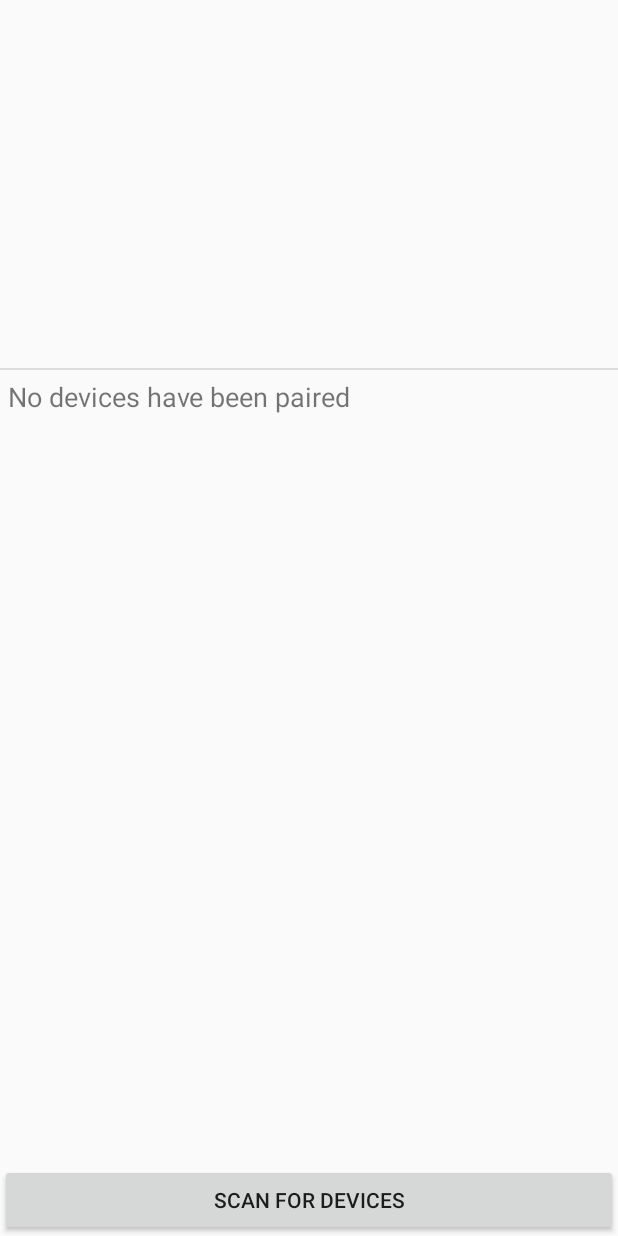
After one commit to jeyesse/CalorieBox, an Android app: the DeviceListActivity screen opened directly, with no data from a screen before it, on a phone screen of 412 x 824 dp. The commit adds this screen. Run offline under Robolectric (Android 15) with nearby library versions, the phone set to English and light mode, and no system bars.

Commit message:
v0.2.2 1707142038 정민 블루투스 1차 완료 테스트 필요

```diff
--- a/app/src/main/AndroidManifest.xml
+++ b/app/src/main/AndroidManifest.xml
@@ -20,7 +20,8 @@
             </intent-filter>
         </activity>
         <activity android:name=".PaceCounters_M" />
-        <activity android:name=".BluetoothConnect_M"></activity>
+        <activity android:name=".BluetoothConnect_M"/>
+        <activity android:name=".DeviceListActivity"/>
     </application>
 
 </manifest>
--- /dev/null
+++ b/app/src/main/java/com/iot/caloriebox/DeviceListActivity.java
@@ -0,0 +1,197 @@
+package com.iot.caloriebox;
+
+import android.app.Activity;
+import android.bluetooth.BluetoothAdapter;
+import android.bluetooth.BluetoothDevice;
+import android.content.BroadcastReceiver;
+import android.content.Context;
+import android.content.Intent;
+import android.content.IntentFilter;
+import android.os.Bundle;
+import android.util.Log;
+import android.view.View;
+import android.view.Window;
+import android.widget.AdapterView;
+import android.widget.ArrayAdapter;
+import android.widget.Button;
+import android.widget.ListView;
+import android.widget.TextView;
+
+import java.util.Set;
+
+/**
+ * Created by 서울기술교육센터 on 2017-07-14.
+ */
+
+public class DeviceListActivity extends Activity {
+
+    /**
+     * Tag for Log
+     */
+    private static final String TAG = "DeviceListActivity";
+
+    /**
+     * Return Intent extra
+     */
+    public static String EXTRA_DEVICE_ADDRESS = "device_address";
+
+    /**
+     * Member fields
+     */
+    private BluetoothAdapter mBtAdapter;
+
+    /**
+     * Newly discovered devices
+     */
+    private ArrayAdapter<String> mNewDevicesArrayAdapter;
+
+    @Override
+    protected void onCreate(Bundle savedInstanceState) {
+        super.onCreate(savedInstanceState);
+
+        // Setup the window
+        requestWindowFeature(Window.FEATURE_INDETERMINATE_PROGRESS);
+        setContentView(R.layout.activity_device_list);
+
+        // Set result CANCELED in case the user backs out
+        setResult(Activity.RESULT_CANCELED);
+
+        // Initialize the button to perform device discovery
+        Button scanButton = (Button) findViewById(R.id.button_scan);
+        scanButton.setOnClickListener(new View.OnClickListener() {
+            public void onClick(View v) {
+                doDiscovery();
+                v.setVisibility(View.GONE);
+            }
+        });
+
+        // Initialize array adapters. One for already paired devices and
+        // one for newly discovered devices
+        ArrayAdapter<String> pairedDevicesArrayAdapter =
+                new ArrayAdapter<String>(this, R.layout.device_name);
+        mNewDevicesArrayAdapter = new ArrayAdapter<String>(this, R.layout.device_name);
+
+        // Find and set up the ListView for paired devices
+        ListView pairedListView = (ListView) findViewById(R.id.paired_devices);
+        pairedListView.setAdapter(pairedDevicesArrayAdapter);
+        pairedListView.setOnItemClickListener(mDeviceClickListener);
+
+        // Find and set up the ListView for newly discovered devices
+        ListView newDevicesListView = (ListView) findViewById(R.id.new_devices);
+        newDevicesListView.setAdapter(mNewDevicesArrayAdapter);
+        newDevicesListView.setOnItemClickListener(mDeviceClickListener);
+
+        // Register for broadcasts when a device is discovered
+        IntentFilter filter = new IntentFilter(BluetoothDevice.ACTION_FOUND);
+        this.registerReceiver(mReceiver, filter);
+
+        // Register for broadcasts when discovery has finished
+        filter = new IntentFilter(BluetoothAdapter.ACTION_DISCOVERY_FINISHED);
+        this.registerReceiver(mReceiver, filter);
+
+        // Get the local Bluetooth adapter
+        mBtAdapter = BluetoothAdapter.getDefaultAdapter();
+
+        // Get a set of currently paired devices
+        Set<BluetoothDevice> pairedDevices = mBtAdapter.getBondedDevices();
+
+        // If there are paired devices, add each one to the ArrayAdapter
+        if (pairedDevices.size() > 0) {
+            findViewById(R.id.title_paired_devices).setVisibility(View.VISIBLE);
+            for (BluetoothDevice device : pairedDevices) {
+                pairedDevicesArrayAdapter.add(device.getName() + "\n" + device.getAddress());
+            }
+        } else {
+            String noDevices = getResources().getText(R.string.none_paired).toString();
+            pairedDevicesArrayAdapter.add(noDevices);
+        }
+    }
+
+    @Override
+    protected void onDestroy() {
+        super.onDestroy();
+
+        // Make sure we're not doing discovery anymore
+        if (mBtAdapter != null) {
+            mBtAdapter.cancelDiscovery();
+        }
+
+        // Unregister broadcast listeners
+        this.unregisterReceiver(mReceiver);
+    }
+
+    /**
+     * Start device discover with the BluetoothAdapter
+     */
+    private void doDiscovery() {
+        Log.d(TAG, "doDiscovery()");
+
+        // Indicate scanning in the title
+        setProgressBarIndeterminateVisibility(true);
+        setTitle(R.string.scanning);
+
+        // Turn on sub-title for new devices
+        findViewById(R.id.title_new_devices).setVisibility(View.VISIBLE);
+
+        // If we're already discovering, stop it
+        if (mBtAdapter.isDiscovering()) {
+            mBtAdapter.cancelDiscovery();
+        }
+
+        // Request discover from BluetoothAdapter
+        mBtAdapter.startDiscovery();
+    }
+
+    /**
+     * The on-click listener for all devices in the ListViews
+     */
+    private AdapterView.OnItemClickListener mDeviceClickListener
+            = new AdapterView.OnItemClickListener() {
+        public void onItemClick(AdapterView<?> av, View v, int arg2, long arg3) {
+            // Cancel discovery because it's costly and we're about to connect
+            mBtAdapter.cancelDiscovery();
+
+            // Get the device MAC address, which is the last 17 chars in the View
+            String info = ((TextView) v).getText().toString();
+            String address = info.substring(info.length() - 17);
+
+            // Create the result Intent and include the MAC address
+            Intent intent = new Intent();
+            intent.putExtra(EXTRA_DEVICE_ADDRESS, address);
+
+            // Set result and finish this Activity
+            setResult(Activity.RESULT_OK, intent);
+            finish();
+        }
+    };
+
+    /**
+     * The BroadcastReceiver that listens for discovered devices and changes the title when
+     * discovery is finished
+     */
+    private final BroadcastReceiver mReceiver = new BroadcastReceiver() {
+        @Override
+        public void onReceive(Context context, Intent intent) {
+            String action = intent.getAction();
+
+            // When discovery finds a device
+            if (BluetoothDevice.ACTION_FOUND.equals(action)) {
+                // Get the BluetoothDevice object from the Intent
+                BluetoothDevice device = intent.getParcelableExtra(BluetoothDevice.EXTRA_DEVICE);
+                // If it's already paired, skip it, because it's been listed already
+                if (device.getBondState() != BluetoothDevice.BOND_BONDED) {
+                    mNewDevicesArrayAdapter.add(device.getName() + "\n" + device.getAddress());
+                }
+                // When discovery is finished, change the Activity title
+            } else if (BluetoothAdapter.ACTION_DISCOVERY_FINISHED.equals(action)) {
+                setProgressBarIndeterminateVisibility(false);
+                setTitle(R.string.select_device);
+                if (mNewDevicesArrayAdapter.getCount() == 0) {
+                    String noDevices = getResources().getText(R.string.none_found).toString();
+                    mNewDevicesArrayAdapter.add(noDevices);
+                }
+            }
+        }
+    };
+
+}
--- /dev/null
+++ b/app/src/main/res/layout/activity_device_list.xml
@@ -0,0 +1,56 @@
+<?xml version="1.0" encoding="utf-8"?>
+<!-- Copyright (C) 2009 The Android Open Source Project
+
+     Licensed under the Apache License, Version 2.0 (the "License");
+     you may not use this file except in compliance with the License.
+     You may obtain a copy of the License at
+
+          http://www.apache.org/licenses/LICENSE-2.0
+
+     Unless required by applicable law or agreed to in writing, software
+     distributed under the License is distributed on an "AS IS" BASIS,
+     WITHOUT WARRANTIES OR CONDITIONS OF ANY KIND, either express or implied.
+     See the License for the specific language governing permissions and
+     limitations under the License.
+-->
+<LinearLayout xmlns:android="http://schemas.android.com/apk/res/android"
+    android:orientation="vertical"
+    android:layout_width="match_parent"
+    android:layout_height="match_parent"
+    >
+    <TextView android:id="@+id/title_paired_devices"
+        android:layout_width="match_parent"
+        android:layout_height="wrap_content"
+        android:text="@string/title_paired_devices"
+        android:visibility="gone"
+        android:background="#666"
+        android:textColor="#fff"
+        android:paddingLeft="5dp"
+        />
+    <ListView android:id="@+id/paired_devices"
+        android:layout_width="match_parent"
+        android:layout_height="wrap_content"
+        android:stackFromBottom="true"
+        android:layout_weight="1"
+        />
+    <TextView android:id="@+id/title_new_devices"
+        android:layout_width="match_parent"
+        android:layout_height="wrap_content"
+        android:text="@string/title_other_devices"
+        android:visibility="gone"
+        android:background="#666"
+        android:textColor="#fff"
+        android:paddingLeft="5dp"
+        />
+    <ListView android:id="@+id/new_devices"
+        android:layout_width="match_parent"
+        android:layout_height="wrap_content"
+        android:stackFromBottom="true"
+        android:layout_weight="2"
+        />
+    <Button android:id="@+id/button_scan"
+        android:layout_width="match_parent"
+        android:layout_height="wrap_content"
+        android:text="@string/button_scan"
+        />
+</LinearLayout>
--- /dev/null
+++ b/app/src/main/res/layout/device_name.xml
@@ -0,0 +1,21 @@
+<?xml version="1.0" encoding="utf-8"?>
+<!-- Copyright (C) 2009 The Android Open Source Project
+
+     Licensed under the Apache License, Version 2.0 (the "License");
+     you may not use this file except in compliance with the License.
+     You may obtain a copy of the License at
+
+          http://www.apache.org/licenses/LICENSE-2.0
+
+     Unless required by applicable law or agreed to in writing, software
+     distributed under the License is distributed on an "AS IS" BASIS,
+     WITHOUT WARRANTIES OR CONDITIONS OF ANY KIND, either express or implied.
+     See the License for the specific language governing permissions and
+     limitations under the License.
+-->
+<TextView xmlns:android="http://schemas.android.com/apk/res/android"
+    android:layout_width="match_parent"
+    android:layout_height="wrap_content"
+    android:textSize="18sp"
+    android:padding="5dp"
+    />
--- a/app/src/main/res/values/strings.xml
+++ b/app/src/main/res/values/strings.xml
@@ -1,3 +1,42 @@
-<resources>
+<?xml version="1.0" encoding="utf-8"?>
+    <!-- Copyright (C) 2014 The Android Open Source Project
+
+         Licensed under the Apache License, Version 2.0 (the "License");
+         you may not use this file except in compliance with the License.
+         You may obtain a copy of the License at
+
+              http://www.apache.org/licenses/LICENSE-2.0
+
+         Unless required by applicable law or agreed to in writing, software
+         distributed under the License is distributed on an "AS IS" BASIS,
+         WITHOUT WARRANTIES OR CONDITIONS OF ANY KIND, either express or implied.
+         See the License for the specific language governing permissions and
+         limitations under the License.
+    -->
+
+<resources xmlns:xliff="urn:oasis:names:tc:xliff:document:1.2">
     <string name="app_name">CalorieBox</string>
+
+    <!--  BluetoothChat -->
+    <string name="send">Send</string>
+    <string name="not_connected">You are not connected to a device</string>
+    <string name="bt_not_enabled_leaving">Bluetooth was not enabled. Leaving Bluetooth Chat.</string>
+    <string name="title_connecting">connecting...</string>
+    <string name="title_connected_to">connected to <xliff:g id="device_name">%1$s</xliff:g></string>
+    <string name="title_not_connected">not connected</string>
+
+    <!--  DeviceListActivity -->
+    <string name="scanning">scanning for devices...</string>
+    <string name="select_device">select a device to connect</string>
+    <string name="none_paired">No devices have been paired</string>
+    <string name="none_found">No devices found</string>
+    <string name="title_paired_devices">Paired Devices</string>
+    <string name="title_other_devices">Other Available Devices</string>
+    <string name="button_scan">Scan for devices</string>
+
+    <!-- Options Menu -->
+    <string name="secure_connect">Connect a device - Secure</string>
+    <string name="insecure_connect">Connect a device - Insecure</string>
+    <string name="discoverable">Make discoverable</string>
+
 </resources>
```
Also changed, not shown: app/src/main/java/com/iot/caloriebox/BluetoothConnect_M.java (+48 -19 lines), app/src/main/java/com/iot/caloriebox/BluetoothService_M.java (+301 -0 lines).
